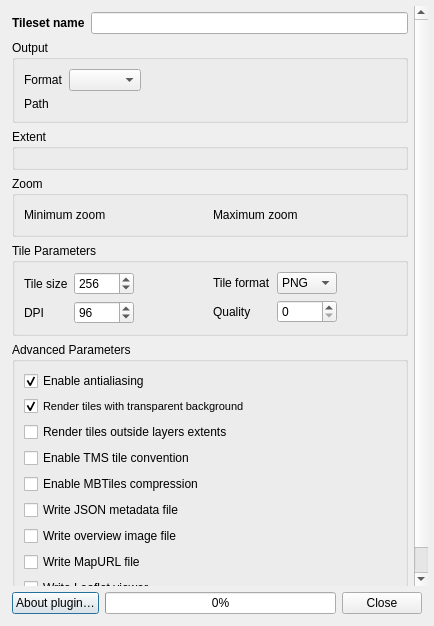
The window that src/qtiles/ui/qtilesdialogbase.ui (nextgis/qgis_qtiles) describes before a commit, drawn with Qt 5.
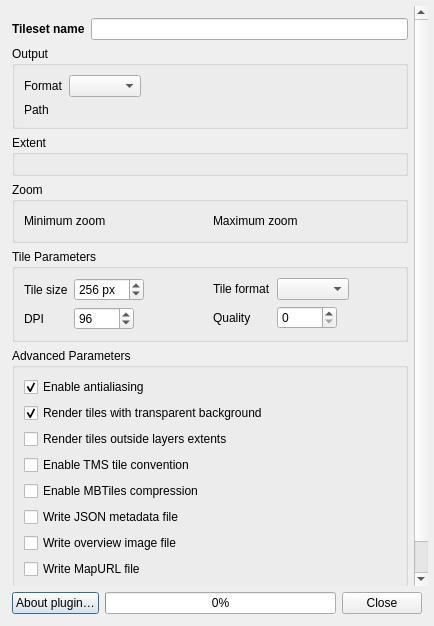
The same window after the commit. Custom widgets are drawn as their Qt base class.

```diff
--- a/src/qtiles/ui/qtilesdialogbase.ui
+++ b/src/qtiles/ui/qtilesdialogbase.ui
@@ -77,6 +77,9 @@
        <property name="bottomMargin">
         <number>6</number>
        </property>
+       <item>
+        <widget class="QgsMessageBar" name="message_bar" native="true"/>
+       </item>
        <item>
         <layout class="QHBoxLayout" name="horizontalLayout">
          <property name="leftMargin">
@@ -475,16 +478,9 @@
                    <height>0</height>
                   </size>
                  </property>
-                 <item>
-                  <property name="text">
-                   <string>PNG</string>
-                  </property>
-                 </item>
-                 <item>
-                  <property name="text">
-                   <string>JPG</string>
-                  </property>
-                 </item>
+                 <property name="currentText">
+                  <string/>
+                 </property>
                 </widget>
                </item>
                <item row="1" column="0">
@@ -553,6 +549,9 @@
                    <height>0</height>
                   </size>
                  </property>
+                 <property name="suffix">
+                  <string> px</string>
+                 </property>
                  <property name="minimum">
                   <number>128</number>
                  </property>
@@ -625,7 +624,7 @@
           </font>
          </property>
          <property name="styleSheet">
-          <string notr="true">QgsCollapsibleGroupBoxBasic::title, QgsCollapsibleGroupBox::title {  subcontrol-origin: margin;  subcontrol-position: top left;  margin-left: 20px;  top: 1px;}, QgsCollapsibleGroupBoxBasic::title, QgsCollapsibleGroupBox::title {  subcontrol-origin: margin;  subcontrol-position: top left;  margin-left: 20px;  margin-right: 5px;  left: 0px;  top: 2px;}QgsCollapsibleGroupBoxBasic::title, QgsCollapsibleGroupBox::title {  subcontrol-origin: margin;  subcontrol-position: top left;  margin-left: 20px;  margin-right: 5px;  left: 0px;  top: 2px;}QgsCollapsibleGroupBoxBasic::title, QgsCollapsibleGroupBox::title {  subcontrol-origin: margin;  subcontrol-position: top left;  margin-left: 20px;  margin-right: 5px;  left: 0px;  top: 2px;}QgsCollapsibleGroupBoxBasic::title, QgsCollapsibleGroupBox::title {  subcontrol-origin: margin;  subcontrol-position: top left;  margin-left: 20px;  margin-right: 5px;  left: 0px;  top: 2px;}QgsCollapsibleGroupBoxBasic::title, QgsCollapsibleGroupBox::title {  subcontrol-origin: margin;  subcontrol-position: top left;  margin-left: 20px;  margin-right: 5px;  left: 0px;  top: 2px;}QgsCollapsibleGroupBoxBasic::title, QgsCollapsibleGroupBox::title {  subcontrol-origin: margin;  subcontrol-position: top left;  margin-left: 20px;  margin-right: 5px;  left: 0px;  top: 2px;}QgsCollapsibleGroupBoxBasic::title, QgsCollapsibleGroupBox::title {  subcontrol-origin: margin;  subcontrol-position: top left;  margin-left: 20px;  margin-right: 5px;  left: 0px;  top: 2px;}QgsCollapsibleGroupBoxBasic::title, QgsCollapsibleGroupBox::title {  subcontrol-origin: margin;  subcontrol-position: top left;  margin-left: 20px;  margin-right: 5px;  left: 0px;  top: 2px;}QgsCollapsibleGroupBoxBasic::title, QgsCollapsibleGroupBox::title {  subcontrol-origin: margin;  subcontrol-position: top left;  margin-left: 20px;  margin-right: 5px;  left: 0px;  top: 2px;}QgsCollapsibleGroupBoxBasic::title, QgsCollapsibleGroupBox::title {  subcontrol-origin: margin;  subcontrol-position: top left;  margin-left: 20px;  margin-right: 5px;  left: 0px;  top: 2px;}QgsCollapsibleGroupBoxBasic::title, QgsCollapsibleGroupBox::title {  subcontrol-origin: margin;  subcontrol-position: top left;  margin-left: 20px;  margin-right: 5px;  left: 0px;  top: 2px;}QgsCollapsibleGroupBoxBasic::title, QgsCollapsibleGroupBox::title {  subcontrol-origin: margin;  subcontrol-position: top left;  margin-left: 20px;  margin-right: 5px;  left: 0px;  top: 2px;}QgsCollapsibleGroupBoxBasic::title, QgsCollapsibleGroupBox::title {  subcontrol-origin: margin;  subcontrol-position: top left;  margin-left: 20px;  margin-right: 5px;  left: 0px;  top: 2px;}QgsCollapsibleGroupBoxBasic::title, QgsCollapsibleGroupBox::title {  subcontrol-origin: margin;  subcontrol-position: top left;  margin-left: 20px;  margin-right: 5px;  left: 0px;  top: 2px;}QgsCollapsibleGroupBoxBasic::title, QgsCollapsibleGroupBox::title {  subcontrol-origin: margin;  subcontrol-position: top left;  margin-left: 20px;  margin-right: 5px;  left: 0px;  top: 2px;}QgsCollapsibleGroupBoxBasic::title, QgsCollapsibleGroupBox::title {  subcontrol-origin: margin;  subcontrol-position: top left;  margin-left: 20px;  margin-right: 5px;  left: 0px;  top: 2px;}QgsCollapsibleGroupBoxBasic::title, QgsCollapsibleGroupBox::title {  subcontrol-origin: margin;  subcontrol-position: top left;  margin-left: 20px;  margin-right: 5px;  left: 0px;  top: 2px;}QgsCollapsibleGroupBoxBasic::title, QgsCollapsibleGroupBox::title {  subcontrol-origin: margin;  subcontrol-position: top left;  margin-left: 20px;  margin-right: 5px;  left: 0px;  top: 2px;}QgsCollapsibleGroupBoxBasic::title, QgsCollapsibleGroupBox::title {  subcontrol-origin: margin;  subcontrol-position: top left;  margin-left: 20px;  margin-right: 5px;  left: 0px;  top: 2px;}QgsCollapsibleGroupBoxBasic::title, QgsCollapsibleGroupBox::title {  subcontrol-origin: margin;  subcontrol-position: top left;  margin-left: 20px;  margin-right: 5px;  left: 0px;  top: 2px;}QgsCollapsibleGroupBoxBasic::title, QgsCollapsibleGroupBox::title {  subcontrol-origin: margin;  subcontrol-position: top left;  margin-left: 20px;  margin-right: 5px;  left: 0px;  top: 2px;} QgsCollapsibleGroupBoxBasic { border: none; }</string>
+          <string notr="true">QgsCollapsibleGroupBoxBasic::title, QgsCollapsibleGroupBox::title {  subcontrol-origin: margin;  subcontrol-position: top left;  margin-left: 20px;  top: 1px;}, QgsCollapsibleGroupBoxBasic::title, QgsCollapsibleGroupBox::title {  subcontrol-origin: margin;  subcontrol-position: top left;  margin-left: 20px;  margin-right: 5px;  left: 0px;  top: 2px;}QgsCollapsibleGroupBoxBasic::title, QgsCollapsibleGroupBox::title {  subcontrol-origin: margin;  subcontrol-position: top left;  margin-left: 20px;  margin-right: 5px;  left: 0px;  top: 2px;}QgsCollapsibleGroupBoxBasic::title, QgsCollapsibleGroupBox::title {  subcontrol-origin: margin;  subcontrol-position: top left;  margin-left: 20px;  margin-right: 5px;  left: 0px;  top: 2px;}QgsCollapsibleGroupBoxBasic::title, QgsCollapsibleGroupBox::title {  subcontrol-origin: margin;  subcontrol-position: top left;  margin-left: 20px;  margin-right: 5px;  left: 0px;  top: 2px;}QgsCollapsibleGroupBoxBasic::title, QgsCollapsibleGroupBox::title {  subcontrol-origin: margin;  subcontrol-position: top left;  margin-left: 20px;  margin-right: 5px;  left: 0px;  top: 2px;}QgsCollapsibleGroupBoxBasic::title, QgsCollapsibleGroupBox::title {  subcontrol-origin: margin;  subcontrol-position: top left;  margin-left: 20px;  margin-right: 5px;  left: 0px;  top: 2px;}QgsCollapsibleGroupBoxBasic::title, QgsCollapsibleGroupBox::title {  subcontrol-origin: margin;  subcontrol-position: top left;  margin-left: 20px;  margin-right: 5px;  left: 0px;  top: 2px;}QgsCollapsibleGroupBoxBasic::title, QgsCollapsibleGroupBox::title {  subcontrol-origin: margin;  subcontrol-position: top left;  margin-left: 20px;  margin-right: 5px;  left: 0px;  top: 2px;}QgsCollapsibleGroupBoxBasic::title, QgsCollapsibleGroupBox::title {  subcontrol-origin: margin;  subcontrol-position: top left;  margin-left: 20px;  margin-right: 5px;  left: 0px;  top: 2px;}QgsCollapsibleGroupBoxBasic::title, QgsCollapsibleGroupBox::title {  subcontrol-origin: margin;  subcontrol-position: top left;  margin-left: 20px;  margin-right: 5px;  left: 0px;  top: 2px;}QgsCollapsibleGroupBoxBasic::title, QgsCollapsibleGroupBox::title {  subcontrol-origin: margin;  subcontrol-position: top left;  margin-left: 20px;  margin-right: 5px;  left: 0px;  top: 2px;}QgsCollapsibleGroupBoxBasic::title, QgsCollapsibleGroupBox::title {  subcontrol-origin: margin;  subcontrol-position: top left;  margin-left: 20px;  margin-right: 5px;  left: 0px;  top: 2px;}QgsCollapsibleGroupBoxBasic::title, QgsCollapsibleGroupBox::title {  subcontrol-origin: margin;  subcontrol-position: top left;  margin-left: 20px;  margin-right: 5px;  left: 0px;  top: 2px;}QgsCollapsibleGroupBoxBasic::title, QgsCollapsibleGroupBox::title {  subcontrol-origin: margin;  subcontrol-position: top left;  margin-left: 20px;  margin-right: 5px;  left: 0px;  top: 2px;}QgsCollapsibleGroupBoxBasic::title, QgsCollapsibleGroupBox::title {  subcontrol-origin: margin;  subcontrol-position: top left;  margin-left: 20px;  margin-right: 5px;  left: 0px;  top: 2px;}QgsCollapsibleGroupBoxBasic::title, QgsCollapsibleGroupBox::title {  subcontrol-origin: margin;  subcontrol-position: top left;  margin-left: 20px;  margin-right: 5px;  left: 0px;  top: 2px;}QgsCollapsibleGroupBoxBasic::title, QgsCollapsibleGroupBox::title {  subcontrol-origin: margin;  subcontrol-position: top left;  margin-left: 20px;  margin-right: 5px;  left: 0px;  top: 2px;}QgsCollapsibleGroupBoxBasic::title, QgsCollapsibleGroupBox::title {  subcontrol-origin: margin;  subcontrol-position: top left;  margin-left: 20px;  margin-right: 5px;  left: 0px;  top: 2px;}QgsCollapsibleGroupBoxBasic::title, QgsCollapsibleGroupBox::title {  subcontrol-origin: margin;  subcontrol-position: top left;  margin-left: 20px;  margin-right: 5px;  left: 0px;  top: 2px;}QgsCollapsibleGroupBoxBasic::title, QgsCollapsibleGroupBox::title {  subcontrol-origin: margin;  subcontrol-position: top left;  margin-left: 20px;  margin-right: 5px;  left: 0px;  top: 2px;}QgsCollapsibleGroupBoxBasic::title, QgsCollapsibleGroupBox::title {  subcontrol-origin: margin;  subcontrol-position: top left;  margin-left: 20px;  margin-right: 5px;  left: 0px;  top: 2px;} QgsCollapsibleGroupBoxBasic { border: none; }QgsCollapsibleGroupBoxBasic::title, QgsCollapsibleGroupBox::title {  subcontrol-origin: margin;  subcontrol-position: top left;  margin-left: 20px;  margin-right: 5px;  left: 0px;  top: 2px;}QgsCollapsibleGroupBoxBasic::title, QgsCollapsibleGroupBox::title {  subcontrol-origin: margin;  subcontrol-position: top left;  margin-left: 20px;  margin-right: 5px;  left: 0px;  top: 2px;}QgsCollapsibleGroupBoxBasic::title, QgsCollapsibleGroupBox::title {  subcontrol-origin: margin;  subcontrol-position: top left;  margin-left: 20px;  margin-right: 5px;  left: 0px;  top: 2px;}</string>
          </property>
          <property name="title">
           <string>Advanced Parameters</string>
@@ -672,11 +671,6 @@
             </item>
             <item>
              <widget class="QCheckBox" name="transparent_background_checkbox">
-              <property name="font">
-               <font>
-                <pointsize>8</pointsize>
-               </font>
-              </property>
               <property name="text">
                <string>Render tiles with transparent background</string>
               </property>
@@ -880,6 +874,12 @@
    <header>qtiles.zoom_level_spin_box</header>
    <container>1</container>
   </customwidget>
+  <customwidget>
+   <class>QgsMessageBar</class>
+   <extends>QWidget</extends>
+   <header>qgis.gui</header>
+   <container>1</container>
+  </customwidget>
  </customwidgets>
  <resources/>
  <connections>
```
